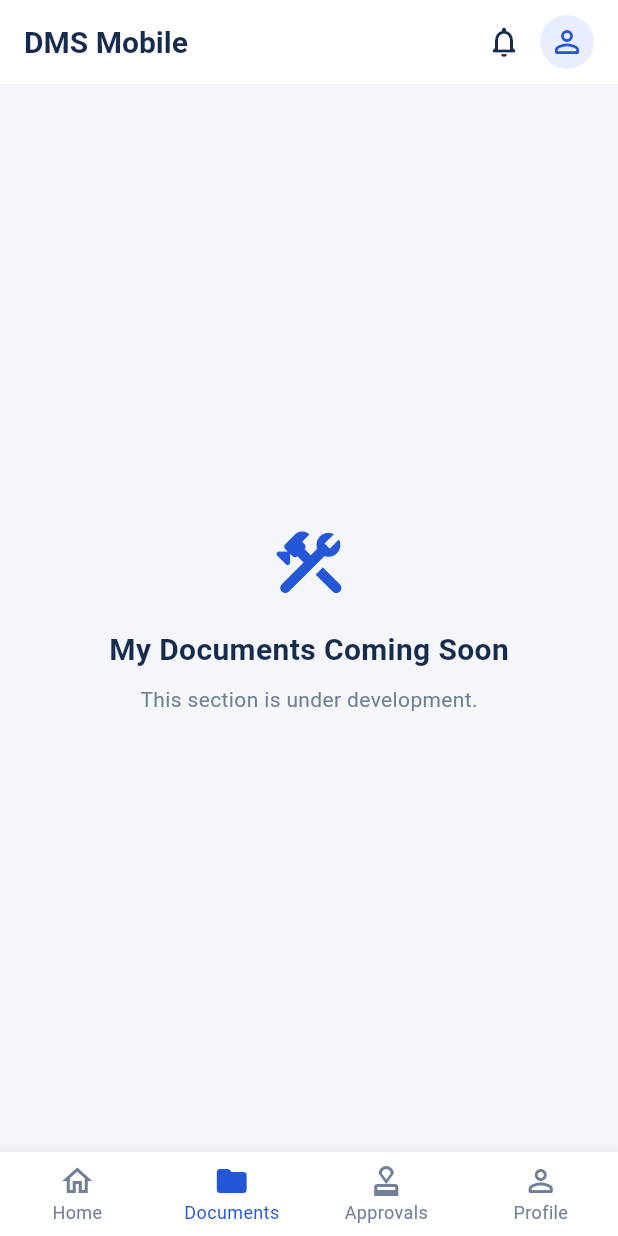
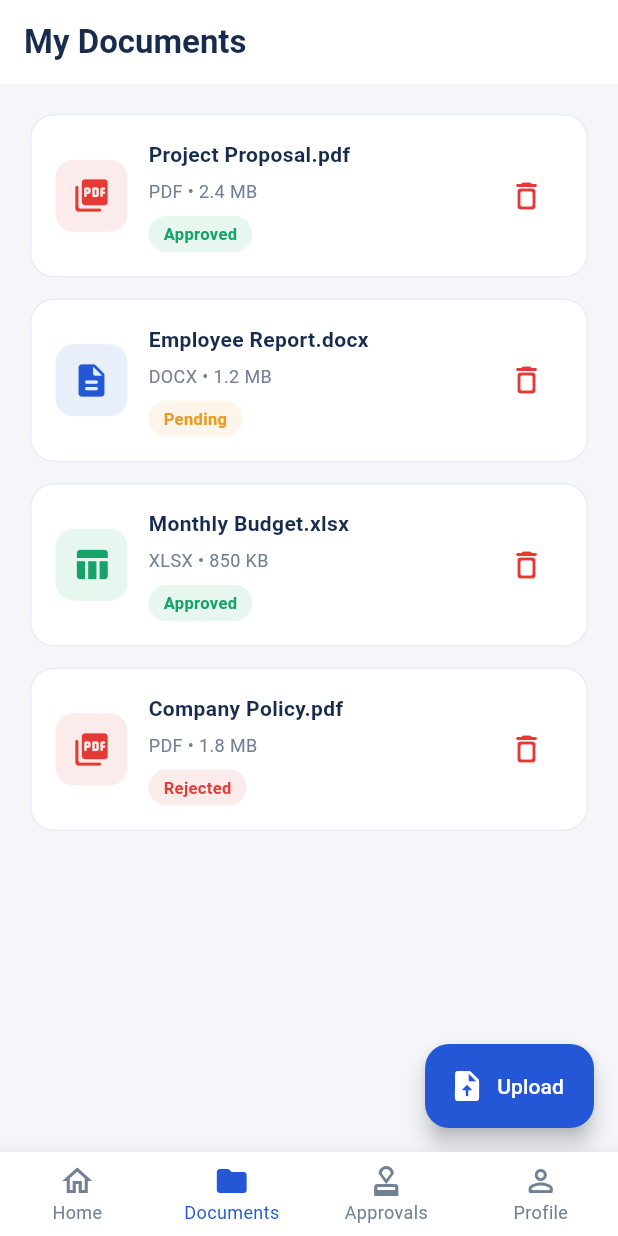
Before and after one commit to sandipmandalgithub/dms-mobile, a Flutter app: the DashboardScreen screen opened directly, item 2 of the bottom bar chosen, on a phone screen of 412 x 824 dp. Run offline on Flutter 3.47's test engine with Material 3 defaults, Android fonts, the phone set to English and light mode, and no system bars.

Commit message:
feat: add my documents module

```diff
--- a/lib/features/dashboard/presentation/screens/dashboard_screen.dart
+++ b/lib/features/dashboard/presentation/screens/dashboard_screen.dart
@@ -1,5 +1,6 @@
 import 'package:flutter/material.dart';
 
+import '../../../documents/presentation/screens/documents_screen.dart';
 import '../widgets/dashboard_header.dart';
 import '../widgets/dashboard_stat_card.dart';
 import '../widgets/dashboard_quick_actions.dart';
@@ -19,6 +20,10 @@ class _DashboardScreenState extends State<DashboardScreen> {
   Widget _buildCurrentPage() {
     if (_currentIndex == 0) {
       return _buildHomeDashboard();
+    }
+
+    if (_currentIndex == 1) {
+      return const DocumentsScreen();
     }
 
     final pages = ['Home', 'My Documents', 'Approvals', 'My Profile'];
@@ -109,7 +114,9 @@ class _DashboardScreenState extends State<DashboardScreen> {
   Widget build(BuildContext context) {
     return Scaffold(
       backgroundColor: const Color(0xFFF4F6FA),
-      appBar: AppBar(
+      appBar: _currentIndex == 1
+          ? null
+          : AppBar(
               backgroundColor: Colors.white,
               elevation: 0,
               title: const Text(
--- /dev/null
+++ b/lib/features/documents/data/datasources/document_remote_datasource.dart
@@ -0,0 +1,75 @@
+import '../models/document_model.dart';
+import '../../domain/entities/document_entity.dart';
+
+abstract class DocumentRemoteDataSource {
+  Future<List<DocumentModel>> getDocuments();
+
+  Future<DocumentModel?> getDocumentById(String id);
+
+  Future<void> uploadDocument(DocumentModel document);
+
+  Future<void> deleteDocument(String id);
+}
+
+class DocumentRemoteDataSourceImpl implements DocumentRemoteDataSource {
+  final List<DocumentModel> _documents = [
+    DocumentModel(
+      id: '1',
+      name: 'Project Proposal.pdf',
+      fileType: 'PDF',
+      fileSize: '2.4 MB',
+      uploadedAt: DateTime(2026, 11, 16),
+      status: DocumentStatus.approved,
+    ),
+    DocumentModel(
+      id: '2',
+      name: 'Employee Report.docx',
+      fileType: 'DOCX',
+      fileSize: '1.2 MB',
+      uploadedAt: DateTime(2026, 11, 15),
+      status: DocumentStatus.pending,
+    ),
+    DocumentModel(
+      id: '3',
+      name: 'Monthly Budget.xlsx',
+      fileType: 'XLSX',
+      fileSize: '850 KB',
+      uploadedAt: DateTime(2026, 11, 14),
+      status: DocumentStatus.approved,
+    ),
+    DocumentModel(
+      id: '4',
+      name: 'Company Policy.pdf',
+      fileType: 'PDF',
+      fileSize: '1.8 MB',
+      uploadedAt: DateTime(2026, 11, 13),
+      status: DocumentStatus.rejected,
+    ),
+  ];
+
+  @override
+  Future<List<DocumentModel>> getDocuments() async {
+    return List.unmodifiable(_documents);
+  }
+
+  @override
+  Future<DocumentModel?> getDocumentById(String id) async {
+    for (final document in _documents) {
+      if (document.id == id) {
+        return document;
+      }
+    }
+
+    return null;
+  }
+
+  @override
+  Future<void> uploadDocument(DocumentModel document) async {
+    _documents.add(document);
+  }
+
+  @override
+  Future<void> deleteDocument(String id) async {
+    _documents.removeWhere((document) => document.id == id);
+  }
+}
--- /dev/null
+++ b/lib/features/documents/data/models/document_model.dart
@@ -0,0 +1,37 @@
+import '../../domain/entities/document_entity.dart';
+
+class DocumentModel extends DocumentEntity {
+  const DocumentModel({
+    required super.id,
+    required super.name,
+    required super.fileType,
+    required super.fileSize,
+    required super.uploadedAt,
+    required super.status,
+  });
+
+  factory DocumentModel.fromJson(Map<String, dynamic> json) {
+    return DocumentModel(
+      id: json['id'] as String,
+      name: json['name'] as String,
+      fileType: json['fileType'] as String,
+      fileSize: json['fileSize'] as String,
+      uploadedAt: DateTime.parse(json['uploadedAt'] as String),
+      status: DocumentStatus.values.firstWhere(
+        (status) => status.name == json['status'],
+        orElse: () => DocumentStatus.pending,
+      ),
+    );
+  }
+
+  Map<String, dynamic> toJson() {
+    return {
+      'id': id,
+      'name': name,
+      'fileType': fileType,
+      'fileSize': fileSize,
+      'uploadedAt': uploadedAt.toIso8601String(),
+      'status': status.name,
+    };
+  }
+}
--- /dev/null
+++ b/lib/features/documents/domain/entities/document_entity.dart
@@ -0,0 +1,19 @@
+enum DocumentStatus { pending, approved, rejected }
+
+class DocumentEntity {
+  final String id;
+  final String name;
+  final String fileType;
+  final String fileSize;
+  final DateTime uploadedAt;
+  final DocumentStatus status;
+
+  const DocumentEntity({
+    required this.id,
+    required this.name,
+    required this.fileType,
+    required this.fileSize,
+    required this.uploadedAt,
+    required this.status,
+  });
+}
--- /dev/null
+++ b/lib/features/documents/domain/usecases/delete_document.dart
@@ -0,0 +1,11 @@
+import '../repositories/document_repository.dart';
+
+class DeleteDocument {
+  final DocumentRepository repository;
+
+  const DeleteDocument(this.repository);
+
+  Future<void> call(String id) {
+    return repository.deleteDocument(id);
+  }
+}
--- /dev/null
+++ b/lib/features/documents/domain/usecases/get_documents.dart
@@ -0,0 +1,12 @@
+import '../entities/document_entity.dart';
+import '../repositories/document_repository.dart';
+
+class GetDocuments {
+  final DocumentRepository repository;
+
+  const GetDocuments(this.repository);
+
+  Future<List<DocumentEntity>> call() {
+    return repository.getDocuments();
+  }
+}
--- /dev/null
+++ b/lib/features/documents/domain/usecases/upload_document.dart
@@ -0,0 +1,12 @@
+import '../entities/document_entity.dart';
+import '../repositories/document_repository.dart';
+
+class UploadDocument {
+  final DocumentRepository repository;
+
+  const UploadDocument(this.repository);
+
+  Future<void> call(DocumentEntity document) {
+    return repository.uploadDocument(document);
+  }
+}
--- /dev/null
+++ b/lib/features/documents/presentation/providers/document_provider.dart
@@ -0,0 +1,61 @@
+import 'package:flutter/material.dart';
+
+import '../../domain/entities/document_entity.dart';
+import '../../domain/usecases/delete_document.dart';
+import '../../domain/usecases/get_documents.dart';
+import '../../domain/usecases/upload_document.dart';
+
+class DocumentProvider extends ChangeNotifier {
+  final GetDocuments getDocuments;
+  final UploadDocument uploadDocument;
+  final DeleteDocument deleteDocument;
+
+  DocumentProvider({
+    required this.getDocuments,
+    required this.uploadDocument,
+    required this.deleteDocument,
+  });
+
+  List<DocumentEntity> _documents = [];
+  bool _isLoading = false;
+  String? _errorMessage;
+
+  List<DocumentEntity> get documents => _documents;
+  bool get isLoading => _isLoading;
+  String? get errorMessage => _errorMessage;
+
+  Future<void> loadDocuments() async {
+    _isLoading = true;
+    _errorMessage = null;
+    notifyListeners();
+
+    try {
+      _documents = await getDocuments();
+    } catch (error) {
+      _errorMessage = 'Unable to load documents.';
+    } finally {
+      _isLoading = false;
+      notifyListeners();
+    }
+  }
+
+  Future<void> addDocument(DocumentEntity document) async {
+    try {
+      await uploadDocument(document);
+      await loadDocuments();
+    } catch (error) {
+      _errorMessage = 'Unable to upload document.';
+      notifyListeners();
+    }
+  }
+
+  Future<void> removeDocument(String id) async {
+    try {
+      await deleteDocument(id);
+      await loadDocuments();
+    } catch (error) {
+      _errorMessage = 'Unable to delete document.';
+      notifyListeners();
+    }
+  }
+}
--- /dev/null
+++ b/lib/features/documents/presentation/screens/documents_screen.dart
@@ -0,0 +1,273 @@
+import 'package:flutter/material.dart';
+
+import '../../data/datasources/document_remote_datasource.dart';
+import '../../data/repositories/document_repository_impl.dart';
+import '../../domain/entities/document_entity.dart';
+import '../../domain/usecases/delete_document.dart';
+import '../../domain/usecases/get_documents.dart';
+import '../../domain/usecases/upload_document.dart';
+import '../providers/document_provider.dart';
+
+class DocumentsScreen extends StatefulWidget {
+  const DocumentsScreen({super.key});
+
+  @override
+  State<DocumentsScreen> createState() => _DocumentsScreenState();
+}
+
+class _DocumentsScreenState extends State<DocumentsScreen> {
+  late final DocumentProvider _provider;
+
+  @override
+  void initState() {
+    super.initState();
+
+    final dataSource = DocumentRemoteDataSourceImpl();
+    final repository = DocumentRepositoryImpl(remoteDataSource: dataSource);
+
+    _provider = DocumentProvider(
+      getDocuments: GetDocuments(repository),
+      uploadDocument: UploadDocument(repository),
+      deleteDocument: DeleteDocument(repository),
+    );
+
+    _provider.loadDocuments();
+  }
+
+  @override
+  void dispose() {
+    _provider.dispose();
+    super.dispose();
+  }
+
+  @override
+  Widget build(BuildContext context) {
+    return Scaffold(
+      backgroundColor: const Color(0xFFF4F6FA),
+      appBar: AppBar(
+        title: const Text(
+          'My Documents',
+          style: TextStyle(
+            color: Color(0xFF172B4D),
+            fontWeight: FontWeight.bold,
+          ),
+        ),
+        backgroundColor: Colors.white,
+        elevation: 0,
+      ),
+      body: AnimatedBuilder(
+        animation: _provider,
+        builder: (context, child) {
+          if (_provider.isLoading) {
+            return const Center(child: CircularProgressIndicator());
+          }
+
+          if (_provider.errorMessage != null) {
+            return Center(child: Text(_provider.errorMessage!));
+          }
+
+          if (_provider.documents.isEmpty) {
+            return const Center(child: Text('No documents found.'));
+          }
+
+          return ListView.builder(
+            padding: const EdgeInsets.all(20),
+            itemCount: _provider.documents.length,
+            itemBuilder: (context, index) {
+              final document = _provider.documents[index];
+
+              return _DocumentCard(
+                document: document,
+                onDelete: () => _confirmDelete(document),
+              );
+            },
+          );
+        },
+      ),
+      floatingActionButton: FloatingActionButton.extended(
+        onPressed: _showUploadMessage,
+        backgroundColor: const Color(0xFF2457D6),
+        foregroundColor: Colors.white,
+        icon: const Icon(Icons.upload_file_rounded),
+        label: const Text('Upload'),
+      ),
+    );
+  }
+
+  void _confirmDelete(DocumentEntity document) {
+    showDialog<void>(
+      context: context,
+      builder: (dialogContext) {
+        return AlertDialog(
+          title: const Text('Delete Document?'),
+          content: Text('Are you sure you want to delete ${document.name}?'),
+          actions: [
+            TextButton(
+              onPressed: () => Navigator.pop(dialogContext),
+              child: const Text('Cancel'),
+            ),
+            TextButton(
+              onPressed: () {
+                Navigator.pop(dialogContext);
+                _provider.removeDocument(document.id);
+              },
+              child: const Text('Delete', style: TextStyle(color: Colors.red)),
+            ),
+          ],
+        );
+      },
+    );
+  }
+
+  void _showUploadMessage() {
+    ScaffoldMessenger.of(context).showSnackBar(
+      const SnackBar(
+        content: Text('Real file upload will be implemented in the next step.'),
+      ),
+    );
+  }
+}
+
+class _DocumentCard extends StatelessWidget {
+  final DocumentEntity document;
+  final VoidCallback onDelete;
+
+  const _DocumentCard({required this.document, required this.onDelete});
+
+  @override
+  Widget build(BuildContext context) {
+    final statusColor = _getStatusColor(document.status);
+
+    return Container(
+      margin: const EdgeInsets.only(bottom: 14),
+      padding: const EdgeInsets.all(16),
+      decoration: BoxDecoration(
+        color: Colors.white,
+        borderRadius: BorderRadius.circular(16),
+        border: Border.all(color: const Color(0xFFE8EDF5)),
+      ),
+      child: Row(
+        children: [
+          Container(
+            height: 48,
+            width: 48,
+            decoration: BoxDecoration(
+              color: _getFileColor(document.fileType).withValues(alpha: 0.1),
+              borderRadius: BorderRadius.circular(12),
+            ),
+            child: Icon(
+              _getFileIcon(document.fileType),
+              color: _getFileColor(document.fileType),
+              size: 26,
+            ),
+          ),
+          const SizedBox(width: 14),
+          Expanded(
+            child: Column(
+              crossAxisAlignment: CrossAxisAlignment.start,
+              children: [
+                Text(
+                  document.name,
+                  maxLines: 1,
+                  overflow: TextOverflow.ellipsis,
+                  style: const TextStyle(
+                    fontSize: 14,
+                    fontWeight: FontWeight.w600,
+                    color: Color(0xFF172B4D),
+                  ),
+                ),
+                const SizedBox(height: 6),
+                Text(
+                  '${document.fileType} • ${document.fileSize}',
+                  style: const TextStyle(
+                    fontSize: 12,
+                    color: Color(0xFF718096),
+                  ),
+                ),
+                const SizedBox(height: 8),
+                Container(
+                  padding: const EdgeInsets.symmetric(
+                    horizontal: 10,
+                    vertical: 4,
+                  ),
+                  decoration: BoxDecoration(
+                    color: statusColor.withValues(alpha: 0.1),
+                    borderRadius: BorderRadius.circular(20),
+                  ),
+                  child: Text(
+                    _getStatusText(document.status),
+                    style: TextStyle(
+                      color: statusColor,
+                      fontSize: 11,
+                      fontWeight: FontWeight.w600,
+                    ),
+                  ),
+                ),
+              ],
+            ),
+          ),
+          IconButton(
+            onPressed: onDelete,
+            tooltip: 'Delete document',
+            icon: const Icon(
+              Icons.delete_outline_rounded,
+              color: Color(0xFFE53935),
+            ),
+          ),
+        ],
+      ),
+    );
+  }
+
+  Color _getStatusColor(DocumentStatus status) {
+    switch (status) {
+      case DocumentStatus.approved:
+        return const Color(0xFF16A36A);
+      case DocumentStatus.pending:
+        return const Color(0xFFEA9B24);
+      case DocumentStatus.rejected:
+        return const Color(0xFFE53935);
+    }
+  }
+
+  String _getStatusText(DocumentStatus status) {
+    switch (status) {
+      case DocumentStatus.approved:
+        return 'Approved';
+      case DocumentStatus.pending:
+        return 'Pending';
+      case DocumentStatus.rejected:
+        return 'Rejected';
+    }
+  }
+
+  IconData _getFileIcon(String fileType) {
+    switch (fileType.toUpperCase()) {
+      case 'PDF':
+        return Icons.picture_as_pdf_rounded;
+      case 'DOCX':
+      case 'DOC':
+        return Icons.description_rounded;
+      case 'XLSX':
+      case 'XLS':
+        return Icons.table_chart_rounded;
+      default:
+        return Icons.insert_drive_file_rounded;
+    }
+  }
+
+  Color _getFileColor(String fileType) {
+    switch (fileType.toUpperCase()) {
+      case 'PDF':
+        return const Color(0xFFE53935);
+      case 'DOCX':
+      case 'DOC':
+        return const Color(0xFF2457D6);
+      case 'XLSX':
+      case 'XLS':
+        return const Color(0xFF16A36A);
+      default:
+        return const Color(0xFF718096);
+    }
+  }
+}
```
Also changed, not shown: lib/features/documents/data/repositories/document_repository_impl.dart (added, +39 -0 lines), lib/features/documents/domain/repositories/document_repository.dart (added, +11 -0 lines), lib/features/documents/domain/usecases/get_document_by_id.dart (added, +12 -0 lines). Lines whose indentation alone changed are shown as unchanged.
